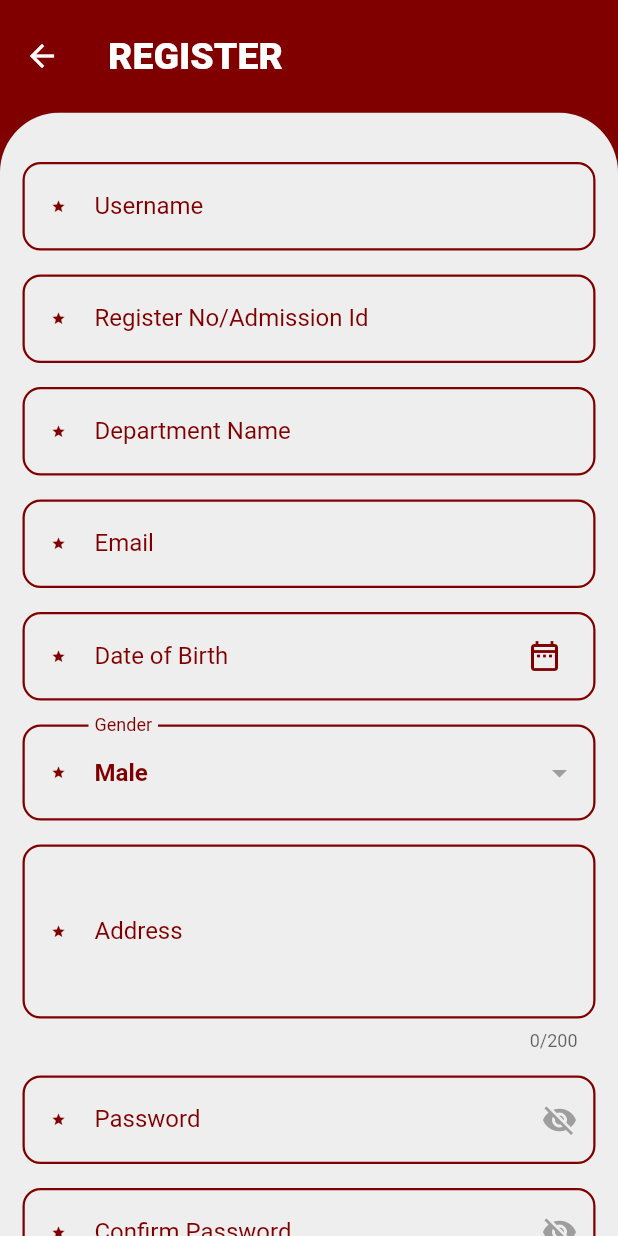
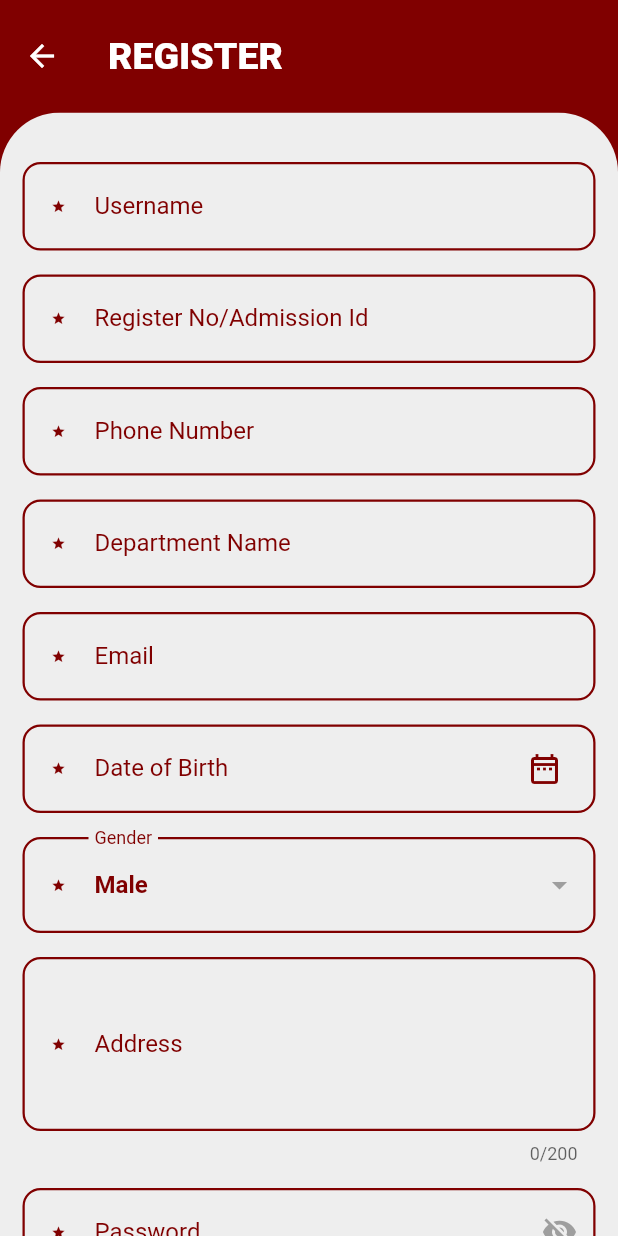
Before and after one commit to Bharath-M1/foodie, a Flutter app: the SignupScreen screen opened directly, on a phone screen of 412 x 824 dp. Run offline on Flutter 3.47's test engine with Material 2 defaults, Android fonts, the phone set to English and light mode, and no system bars; our stand-ins replace badges, cached_network_image, fluttertoast, font_awesome_flutter, form_field_validator; network calls fail; Roboto replaces fonts that are missing (Avenir).

Commit message:
signup api integrated

```diff
--- a/mobile/lib/screens/Signup.dart
+++ b/mobile/lib/screens/Signup.dart
@@ -1,5 +1,8 @@
 import 'package:flutter/material.dart';
+import 'package:fluttertoast/fluttertoast.dart';
+import 'package:foodie/screens/Login.dart';
 import 'package:foodie/utils/const.dart';
+import 'package:foodie/utils/user_repository.dart';
 import 'package:form_field_validator/form_field_validator.dart';
 import 'package:intl/intl.dart';
 
@@ -13,6 +16,7 @@ class SignupScreen extends StatefulWidget {
 class _SignupScreenState extends State<SignupScreen> {
   final GlobalKey<FormState> _formKey = GlobalKey<FormState>();
   TextEditingController username = TextEditingController();
+  TextEditingController phoneNo = TextEditingController();
   TextEditingController regNo = TextEditingController();
   TextEditingController dept = TextEditingController();
   TextEditingController dob = TextEditingController();
@@ -61,16 +65,25 @@ class _SignupScreenState extends State<SignupScreen> {
 
   Widget formContent() {
     void signup() async {
-      // BlocProvider.of<SignupBloc>(context).add(
-      //   SignupButtonPressed(
-      //     firstName: firstName.text,
-      //     lastName: lastName.text,
-      //     dateofbirth: dob.text,
-      //     userName: username.text,
-      //     email: email.text,
-      //     password: password.text,
-      //   ),
-      // );
+      var res = await UserRepository.signup(
+        username.text,
+        regNo.text,
+        int.parse(phoneNo.text),
+        password.text,
+        email.text,
+        dob.text,
+        gender.text,
+        address.text,
+        dept.text,
+      );
+      if (res != null) {
+        if (res["status"] == "ok") {
+          Fluttertoast.showToast(msg: "Signup Successful");
+          Navigator.of(context).pushAndRemoveUntil(
+              MaterialPageRoute(builder: (builder) => LoginPage()),
+              (route) => false);
+        }
+      }
     }
 
     return Form(
@@ -113,6 +126,7 @@ class _SignupScreenState extends State<SignupScreen> {
             // ),
             usernameTF(),
             regNoTF(),
+            phoneNoTF(),
             deptTF(),
             emailTF(),
             dateofbirth(),
@@ -331,6 +345,48 @@ class _SignupScreenState extends State<SignupScreen> {
           autovalidateMode: AutovalidateMode.onUserInteraction,
           validator: MultiValidator([
             RequiredValidator(errorText: "Username is Required"),
+            // PatternValidator(r"(?:[^a-z][a-z])",
+            //     errorText: 'Username must be in lower case without white space')
+          ])),
+    );
+  }
+
+  Widget phoneNoTF() {
+    return Padding(
+      padding: const EdgeInsets.symmetric(vertical: 8.0),
+      child: TextFormField(
+          textInputAction: TextInputAction.next,
+          keyboardType: TextInputType.phone,
+          controller: phoneNo,
+          cursorColor: primaryColor,
+          // onSaved: (value) => username = value,
+          decoration: InputDecoration(
+            labelText: "Phone Number",
+            labelStyle: TextStyle(color: primaryColor),
+            hintText: 'Phone Number',
+            prefixIcon: Icon(
+              Icons.star,
+              color: primaryColor,
+              size: 10,
+            ),
+            hintStyle: TextStyle(color: Colors.grey),
+            border: OutlineInputBorder(
+              borderRadius: BorderRadius.all(Radius.circular(12.0)),
+              borderSide: BorderSide(color: primaryColor, width: 1),
+            ),
+            enabledBorder: OutlineInputBorder(
+              borderRadius: BorderRadius.all(Radius.circular(12.0)),
+              borderSide: BorderSide(color: primaryColor, width: 1.5),
+            ),
+            focusedBorder: OutlineInputBorder(
+              borderRadius: BorderRadius.all(Radius.circular(10.0)),
+              borderSide: BorderSide(color: primaryColor),
+            ),
+          ),
+          autovalidateMode: AutovalidateMode.onUserInteraction,
+          validator: MultiValidator([
+            MinLengthValidator(10, errorText: 'Enter a valid phone number'),
+            RequiredValidator(errorText: "Phone Number is Required"),
             // PatternValidator(r"(?:[^a-z][a-z])",
             //     errorText: 'Username must be in lower case without white space')
           ])),
@@ -605,8 +661,8 @@ class _SignupScreenState extends State<SignupScreen> {
         autovalidateMode: AutovalidateMode.onUserInteraction,
         validator: MultiValidator([
           RequiredValidator(errorText: 'Password is required'),
-          MinLengthValidator(8,
-              errorText: 'Password must be at least 8 digits long'),
+          MinLengthValidator(6,
+              errorText: 'Password must be at least 6 digits long'),
           PatternValidator(r'(?=.*?[#?!@$%^&*-])',
               errorText: 'Passwords must have at least one special character')
         ]),
```
